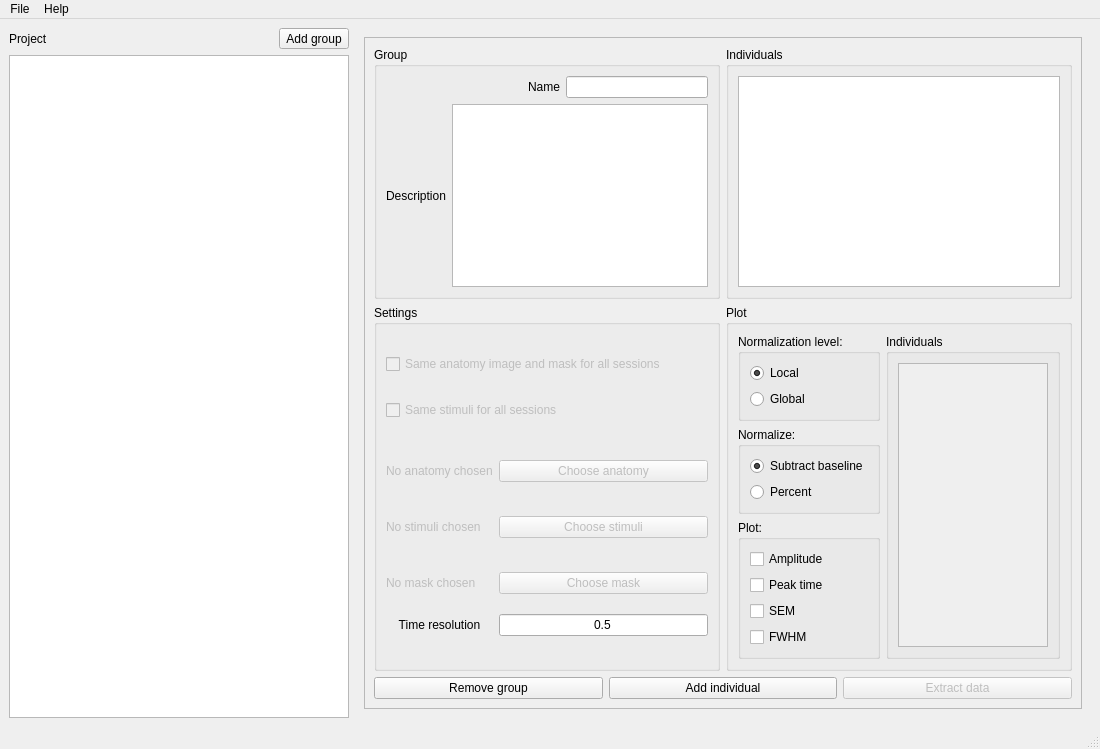
pfechd/jabe, file src/ui/mainwindow.ui: the form before one commit.
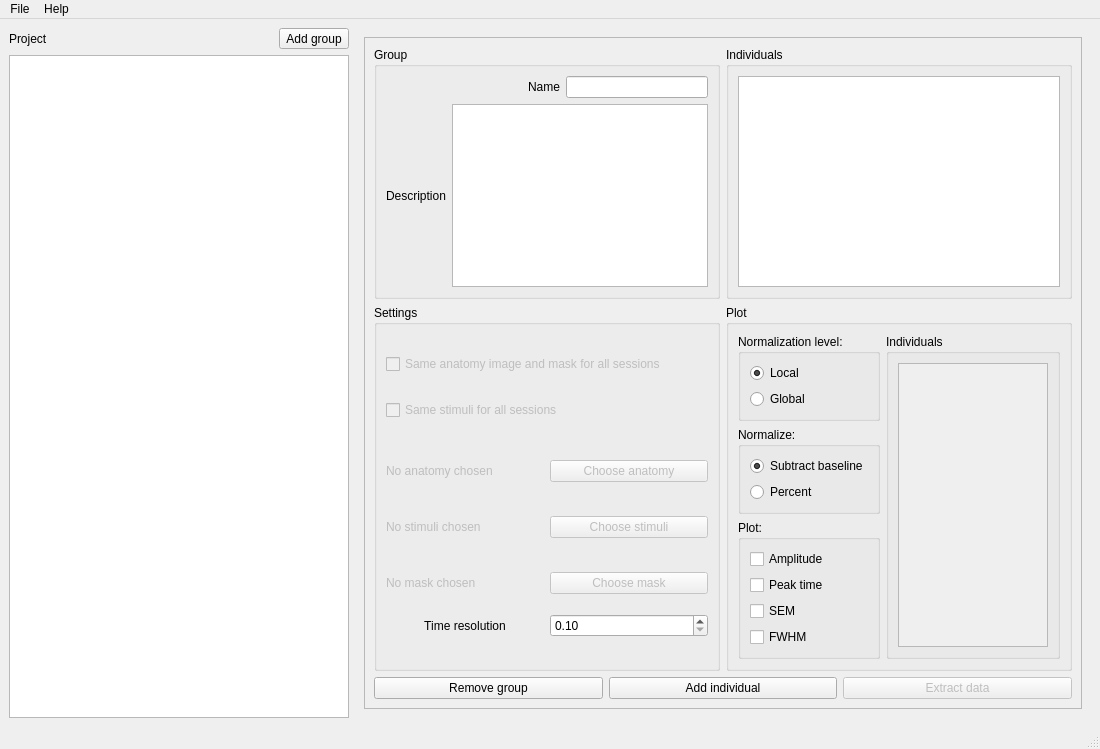
The form after the commit. The open tabs and pages were chosen to show the change.

Commit message: change tr updating and reading when tr value changes

What changed in the file:
```diff
--- a/src/ui/mainwindow.ui
+++ b/src/ui/mainwindow.ui
@@ -354,16 +354,6 @@
                     </property>
                    </widget>
                   </item>
-                  <item row="3" column="1">
-                   <widget class="QLineEdit" name="tr_value_group">
-                    <property name="text">
-                     <string>0.5</string>
-                    </property>
-                    <property name="alignment">
-                     <set>Qt::AlignCenter</set>
-                    </property>
-                   </widget>
-                  </item>
                   <item row="3" column="0">
                    <widget class="QLabel" name="tr_label_group">
                     <property name="text">
@@ -374,6 +364,13 @@
                     </property>
                    </widget>
                   </item>
+                  <item row="3" column="1">
+                   <widget class="QDoubleSpinBox" name="tr_value_group">
+                    <property name="minimum">
+                     <double>0.100000000000000</double>
+                    </property>
+                   </widget>
+                  </item>
                  </layout>
                 </item>
                </layout>
```
Left out of the diff: 30 changed lines with no effect on the pictures. The commit also changes 4 other files.
